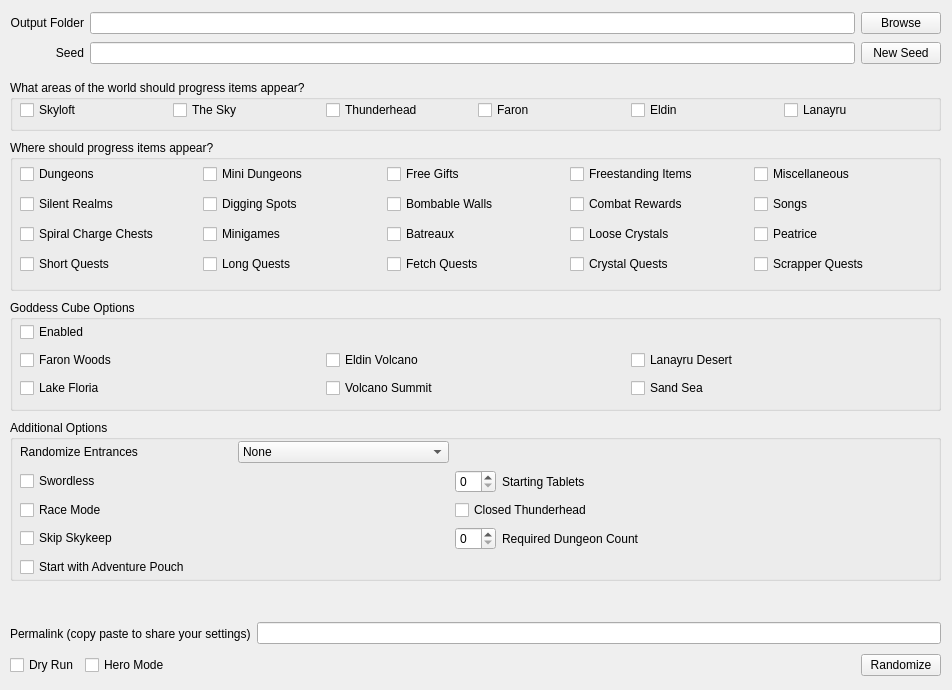
Before: the Qt Designer form gui/randogui.ui in ssrando/ssrando, drawn with Qt 5.
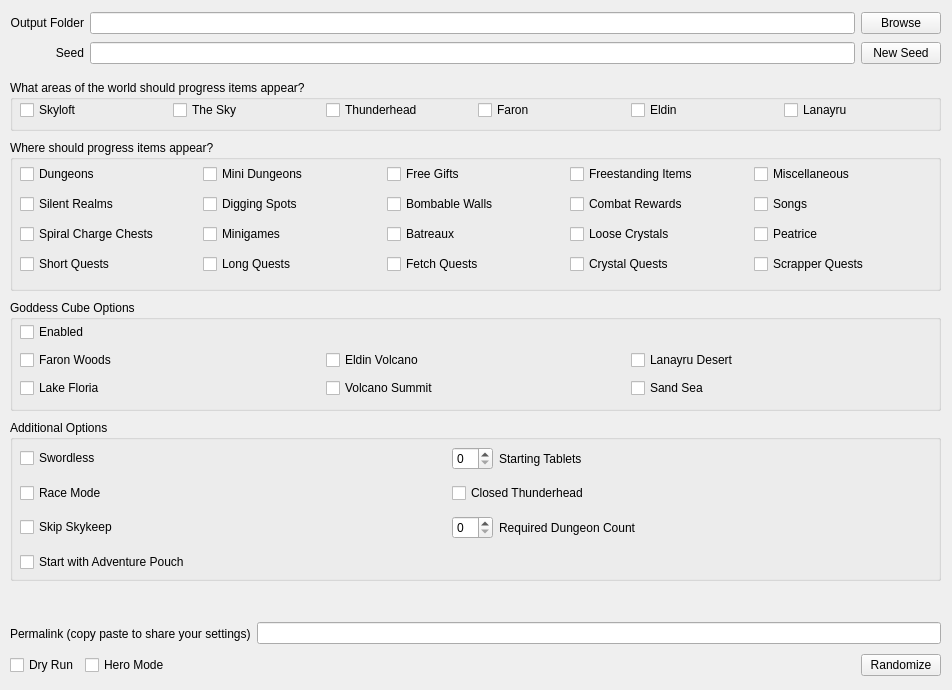
After: the same form once the commit is applied.

Commit message: removed the entrance rando option that was accidentally added to the ui

```diff
--- a/gui/randogui.ui
+++ b/gui/randogui.ui
@@ -20,6 +20,12 @@
    <string>Skyward Sword Randomizer</string>
   </property>
   <widget class="QWidget" name="centralwidget">
+   <property name="sizePolicy">
+    <sizepolicy hsizetype="Preferred" vsizetype="Preferred">
+     <horstretch>0</horstretch>
+     <verstretch>0</verstretch>
+    </sizepolicy>
+   </property>
    <widget class="QWidget" name="gridLayoutWidget">
     <property name="geometry">
      <rect>
@@ -274,7 +280,7 @@
       </rect>
      </property>
      <layout class="QGridLayout" name="gridLayout_2">
-      <item row="3" column="4">
+      <item row="2" column="4">
        <layout class="QHBoxLayout" name="horizontalLayout_2">
         <property name="spacing">
          <number>6</number>
@@ -284,49 +290,42 @@
         </property>
        </layout>
       </item>
-      <item row="0" column="0">
-       <widget class="QLabel" name="label_for_option_randomize_entrances">
-        <property name="text">
-         <string>Randomize Entrances</string>
-        </property>
-       </widget>
-      </item>
-      <item row="1" column="0" colspan="2">
+      <item row="0" column="0" colspan="2">
        <widget class="QCheckBox" name="option_swordless">
         <property name="text">
          <string>Swordless</string>
         </property>
        </widget>
       </item>
-      <item row="2" column="0" colspan="2">
+      <item row="1" column="0" colspan="2">
        <widget class="QCheckBox" name="option_empty_unrequired_dungeons">
         <property name="text">
          <string>Race Mode</string>
         </property>
        </widget>
       </item>
-      <item row="1" column="3">
+      <item row="0" column="3">
        <widget class="QLabel" name="label_for_option_starting_tablet_count">
         <property name="text">
          <string>Starting Tablets</string>
         </property>
        </widget>
       </item>
-      <item row="3" column="0" colspan="2">
+      <item row="2" column="0" colspan="2">
        <widget class="QCheckBox" name="option_skip_skykeep">
         <property name="text">
          <string>Skip Skykeep</string>
         </property>
        </widget>
       </item>
-      <item row="2" column="2" colspan="3">
+      <item row="1" column="2" colspan="3">
        <widget class="QCheckBox" name="option_closed_thunderhead">
         <property name="text">
          <string>Closed Thunderhead</string>
         </property>
        </widget>
       </item>
-      <item row="1" column="2">
+      <item row="0" column="2">
        <widget class="QSpinBox" name="option_starting_tablet_count">
         <property name="maximumSize">
          <size>
@@ -336,14 +335,14 @@
         </property>
        </widget>
       </item>
-      <item row="3" column="3">
+      <item row="2" column="3">
        <widget class="QLabel" name="label_for_option_required_dungeon_count">
         <property name="text">
          <string>Required Dungeon Count</string>
         </property>
        </widget>
       </item>
-      <item row="3" column="2">
+      <item row="2" column="2">
        <widget class="QSpinBox" name="option_required_dungeon_count">
         <property name="enabled">
          <bool>true</bool>
@@ -362,35 +361,10 @@
         </property>
        </widget>
       </item>
-      <item row="1" column="4">
+      <item row="0" column="4">
        <layout class="QHBoxLayout" name="horizontalLayout_5"/>
       </item>
-      <item row="0" column="1">
-       <widget class="QComboBox" name="option_randomize_entrances">
-        <property name="currentText">
-         <string>None</string>
-        </property>
-        <property name="currentIndex">
-         <number>0</number>
-        </property>
-        <item>
-         <property name="text">
-          <string>None</string>
-         </property>
-        </item>
-        <item>
-         <property name="text">
-          <string>Dungeons</string>
-         </property>
-        </item>
-        <item>
-         <property name="text">
-          <string>Dungeons + Sky Keep</string>
-         </property>
-        </item>
-       </widget>
-      </item>
-      <item row="4" column="0" colspan="2">
+      <item row="3" column="0" colspan="2">
        <widget class="QCheckBox" name="option_start_pouch">
         <property name="text">
          <string>Start with Adventure Pouch</string>
```
The commit also changes 1 other file.
